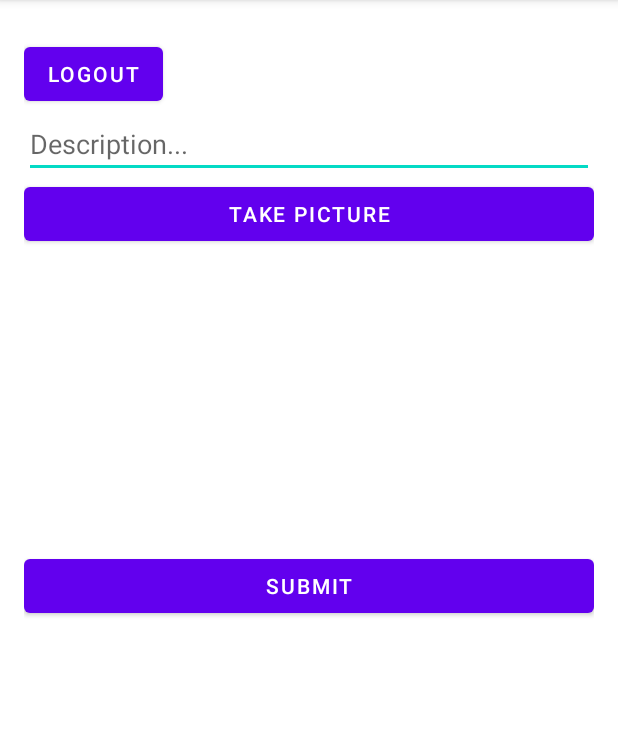
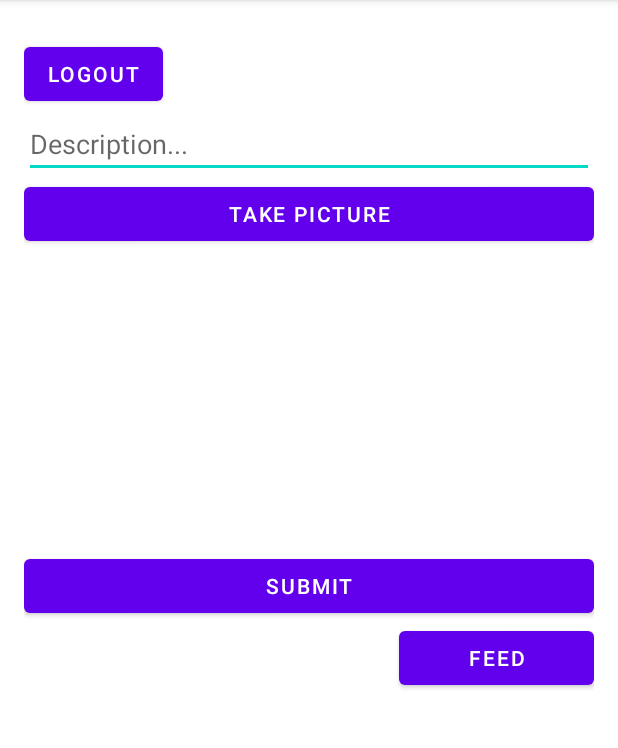
Before and after one commit to AarushiSingh214/Instagram, an Android app: the MainActivity screen opened directly, with no data from a screen before it, on a phone screen of 412 x 824 dp, the part 84-832 px from its top. Run offline under Robolectric (Android 15) with nearby library versions, the phone set to English and light mode, and no system bars; libraries missing offline, so code that uses them is left out: com.parse.

Commit message:
Done with 5th user story--> all required are done

```diff
--- a/app/src/main/AndroidManifest.xml
+++ b/app/src/main/AndroidManifest.xml
@@ -19,6 +19,8 @@
         android:roundIcon="@mipmap/ic_insta2_round"
         android:supportsRtl="true"
         android:theme="@style/Theme.Instagram">
+        <activity android:name=".PostDetailsActivity"></activity>
+        <activity android:name=".FeedActivity" />
 
         <provider
             android:name="androidx.core.content.FileProvider"
@@ -30,7 +32,7 @@
                 android:resource="@xml/fileprovider" />
         </provider>
 
-        <activity android:name=".LoginActivity"></activity>
+        <activity android:name=".LoginActivity" />
         <activity android:name=".SignupActivity" />
         <activity android:name=".OpeningActivity">
             <intent-filter>
--- a/app/src/main/java/com/example/instagram/MainActivity.java
+++ b/app/src/main/java/com/example/instagram/MainActivity.java
@@ -43,6 +43,7 @@ public class MainActivity extends AppCompatActivity {
     public static final int CAPTURE_IMAGE_ACTIVITY_REQUEST_CODE = 42;
     private File photoFile;
     public String photoFileName = "photo.jpg";
+    private Button btnFeed;
 
 
     @Override
@@ -55,12 +56,22 @@ public class MainActivity extends AppCompatActivity {
         btnCaptureImage = findViewById(R.id.btnCaptureImage);
         btnSubmit = findViewById(R.id.btnSubmit);
         ivPostImage = findViewById(R.id.ivPostImage);
+        btnFeed = findViewById(R.id.btnFeed);
 
         btnCaptureImage.setOnClickListener(new View.OnClickListener() {
 
             @Override
             public void onClick(View v) {
                 launchCamera();
+            }
+        });
+
+        btnFeed.setOnClickListener(new View.OnClickListener() {
+            @Override
+            public void onClick(View v) {
+                Log.e(TAG, "btnFeed");
+                Intent i = new Intent(MainActivity.this, FeedActivity.class);
+                startActivity(i);
             }
         });
 
--- a/app/src/main/res/layout/activity_main.xml
+++ b/app/src/main/res/layout/activity_main.xml
@@ -44,4 +44,13 @@
         android:layout_height="wrap_content"
         android:text="Submit" />
 
+    <Button
+        android:id="@+id/btnFeed"
+        android:layout_width="match_parent"
+        android:layout_height="wrap_content"
+        android:layout_marginLeft="250dp"
+        android:layout_marginTop="0dp"
+        android:layout_marginRight="0dp"
+        android:text="Feed" />
+
 </LinearLayout>
```
Also changed, not shown: app/build.gradle (+10 -0 lines).
